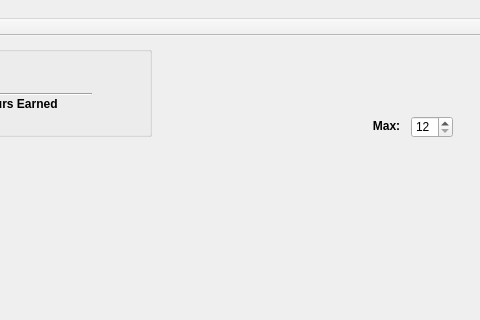
Qt form mainwindow.ui (pts211/CS206) before a commit; both pictures show x 339 to 819 and y 0 to 320 of the 819 by 557 pixel window.
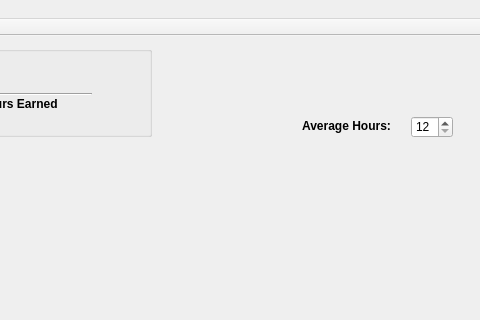
The same form after that commit.

Commit message: Changed Max changed to Average

Patch:
```diff
--- a/mainwindow.ui
+++ b/mainwindow.ui
@@ -41,9 +41,9 @@
    <widget class="QLabel" name="maxLabel">
     <property name="geometry">
      <rect>
-      <x>710</x>
+      <x>630</x>
       <y>80</y>
-      <width>31</width>
+      <width>111</width>
       <height>20</height>
      </rect>
     </property>
@@ -54,7 +54,7 @@
      </font>
     </property>
     <property name="text">
-     <string>Max:</string>
+     <string>Average Hours:</string>
     </property>
     <property name="alignment">
      <set>Qt::AlignCenter</set>
```
